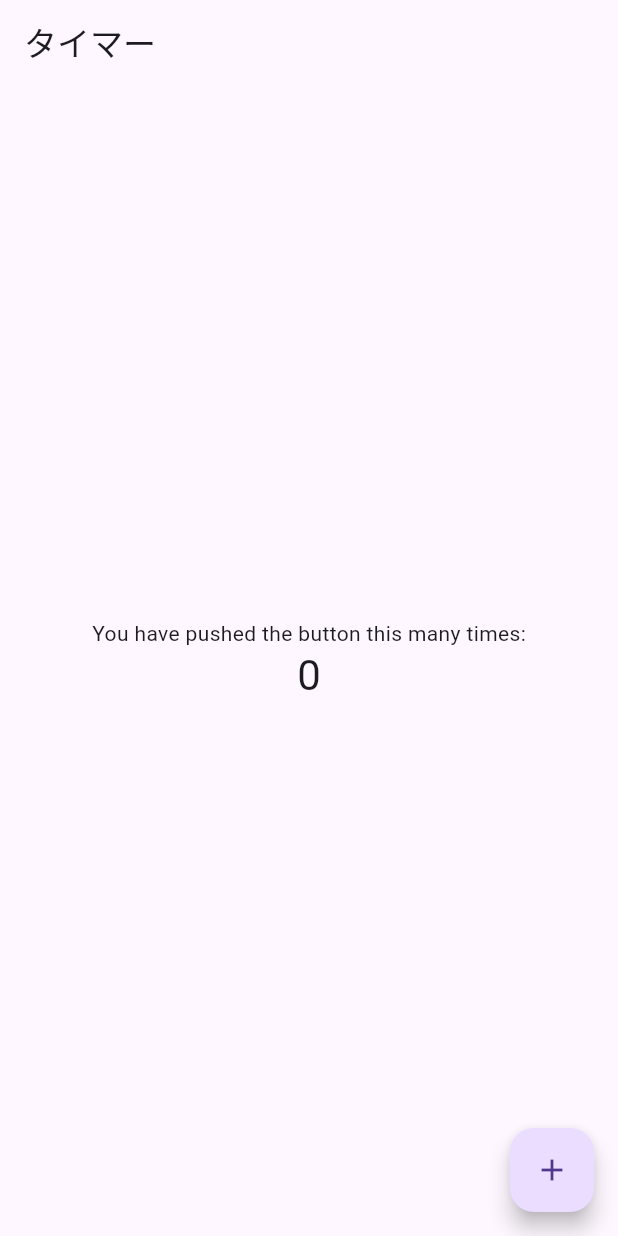
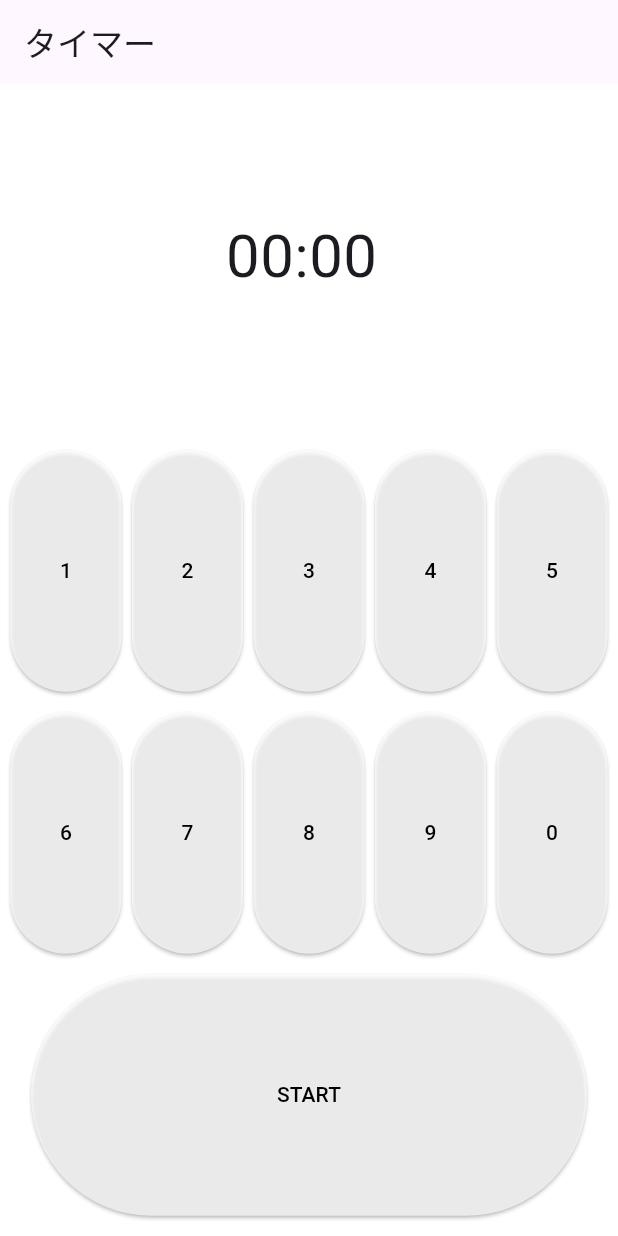
Before and after one commit to n1sp/flutter_tutorial, a Flutter app: the screen it shows after launch, on a phone screen of 412 x 824 dp. Run offline on Flutter 3.47's test engine with Material 3 defaults, Android fonts, the phone set to English and light mode, and no system bars.

Commit message:
featテキストやボタンを配置

```diff
--- a/lib/main.dart
+++ b/lib/main.dart
@@ -51,15 +51,6 @@ class CustomButton extends StatelessWidget {
 class MyHomePage extends StatefulWidget {
   MyHomePage({Key key, this.title}) : super(key: key);
 
-  // This widget is the home page of your application. It is stateful, meaning
-  // that it has a State object (defined below) that contains fields that affect
-  // how it looks.
-
-  // This class is the configuration for the state. It holds the values (in this
-  // case the title) provided by the parent (in this case the App widget) and
-  // used by the build method of the State. Fields in a Widget subclass are
-  // always marked "final".
-
   final String title;
 
   @override
@@ -67,68 +58,129 @@ class MyHomePage extends StatefulWidget {
 }
 
 class _MyHomePageState extends State<MyHomePage> {
-  int _counter = 0;
+  String _time = '00:00';
+  String _start = 'START';
 
-  void _incrementCounter() {
-    setState(() {
-      // This call to setState tells the Flutter framework that something has
-      // changed in this State, which causes it to rerun the build method below
-      // so that the display can reflect the updated values. If we changed
-      // _counter without calling setState(), then the build method would not be
-      // called again, and so nothing would appear to happen.
-      _counter++;
-    });
-  }
+  void _numberPressed(String number) {}
+  void _startPressed() {}
 
   @override
   Widget build(BuildContext context) {
-    // This method is rerun every time setState is called, for instance as done
-    // by the _incrementCounter method above.
-    //
-    // The Flutter framework has been optimized to make rerunning build methods
-    // fast, so that you can just rebuild anything that needs updating rather
-    // than having to individually change instances of widgets.
+    final size = MediaQuery.of(context).size; //ウインドウサイズ取得
+    final padding = MediaQuery.of(context).padding;
+    var maxHeight =
+        size.height - padding.top - kToolbarHeight; //ウインドウサイズからツールバーを除いた高さを計算
+
+    //Widgetのサイズ作成
+    final timeAreaHeight = maxHeight * (30 / 100);
+    final buttomAreaHeight = maxHeight * (70 / 100);
+    final buttomHeight = buttomAreaHeight * (30 / 100);
+    final buttomWidth = size.width * (18 / 100);
+
     return Scaffold(
       appBar: AppBar(
-        // Here we take the value from the MyHomePage object that was created by
-        // the App.build method, and use it to set our appbar title.
         title: Text(widget.title),
       ),
       body: Center(
-        // Center is a layout widget. It takes a single child and positions it
-        // in the middle of the parent.
         child: Column(
-          // Column is also a layout widget. It takes a list of children and
-          // arranges them vertically. By default, it sizes itself to fit its
-          // children horizontally, and tries to be as tall as its parent.
-          //
-          // Invoke "debug painting" (press "p" in the console, choose the
-          // "Toggle Debug Paint" action from the Flutter Inspector in Android
-          // Studio, or the "Toggle Debug Paint" command in Visual Studio Code)
-          // to see the wireframe for each widget.
-          //
-          // Column has various properties to control how it sizes itself and
-          // how it positions its children. Here we use mainAxisAlignment to
-          // center the children vertically; the main axis here is the vertical
-          // axis because Columns are vertical (the cross axis would be
-          // horizontal).
+          children: <Widget>[
+            Container(
+              decoration: BoxDecoration(color: Colors.white),
+              width: size.width,
+              height: timeAreaHeight,
+              padding: EdgeInsets.only(right: 10.0),
+              child: Row(
+                mainAxisSize: MainAxisSize.max,
                 mainAxisAlignment: MainAxisAlignment.center,
                 children: <Widget>[
                   Text(
-              'You have pushed the button this many times:',
-            ),
-            Text(
-              '$_counter',
-              style: Theme.of(context).textTheme.headline4,
+                    '$_time',
+                    style: TextStyle(fontSize: 40),
                   ),
                 ],
               ),
             ),
-      floatingActionButton: FloatingActionButton(
-        onPressed: _incrementCounter,
-        tooltip: 'Increment',
-        child: Icon(Icons.add),
-      ), // This trailing comma makes auto-formatting nicer for build methods.
+            Container(
+                decoration: BoxDecoration(color: Colors.white),
+                width: size.width,
+                height: buttomAreaHeight,
+                child: Column(
+                    mainAxisSize: MainAxisSize.max,
+                    mainAxisAlignment: MainAxisAlignment.spaceEvenly,
+                    children: <Widget>[
+                      Row(
+                          mainAxisSize: MainAxisSize.max,
+                          mainAxisAlignment: MainAxisAlignment.spaceEvenly,
+                          children: <Widget>[
+                            CustomButton(
+                                text: "1",
+                                width: buttomWidth,
+                                height: buttomHeight,
+                                onPressed: () => _numberPressed("1")),
+                            CustomButton(
+                                text: "2",
+                                width: buttomWidth,
+                                height: buttomHeight,
+                                onPressed: () => _numberPressed("2")),
+                            CustomButton(
+                                text: "3",
+                                width: buttomWidth,
+                                height: buttomHeight,
+                                onPressed: () => _numberPressed("3")),
+                            CustomButton(
+                                text: "4",
+                                width: buttomWidth,
+                                height: buttomHeight,
+                                onPressed: () => _numberPressed("4")),
+                            CustomButton(
+                                text: "5",
+                                width: buttomWidth,
+                                height: buttomHeight,
+                                onPressed: () => _numberPressed("5")),
+                          ]),
+                      Row(
+                          mainAxisSize: MainAxisSize.max,
+                          mainAxisAlignment: MainAxisAlignment.spaceEvenly,
+                          children: <Widget>[
+                            CustomButton(
+                                text: "6",
+                                width: buttomWidth,
+                                height: buttomHeight,
+                                onPressed: () => _numberPressed("6")),
+                            CustomButton(
+                                text: "7",
+                                width: buttomWidth,
+                                height: buttomHeight,
+                                onPressed: () => _numberPressed("7")),
+                            CustomButton(
+                                text: "8",
+                                width: buttomWidth,
+                                height: buttomHeight,
+                                onPressed: () => _numberPressed("8")),
+                            CustomButton(
+                                text: "9",
+                                width: buttomWidth,
+                                height: buttomHeight,
+                                onPressed: () => _numberPressed("9")),
+                            CustomButton(
+                                text: "0",
+                                width: buttomWidth,
+                                height: buttomHeight,
+                                onPressed: () => _numberPressed("0"))
+                          ]),
+                      Row(
+                          mainAxisSize: MainAxisSize.max,
+                          mainAxisAlignment: MainAxisAlignment.spaceEvenly,
+                          children: <Widget>[
+                            CustomButton(
+                                text: "$_start",
+                                width: size.width * (90 / 100),
+                                height: buttomHeight,
+                                onPressed: _startPressed)
+                          ])
+                    ]))
+          ],
+        )),
     );
   }
 }
```
Lines whose indentation alone changed are shown as unchanged.
